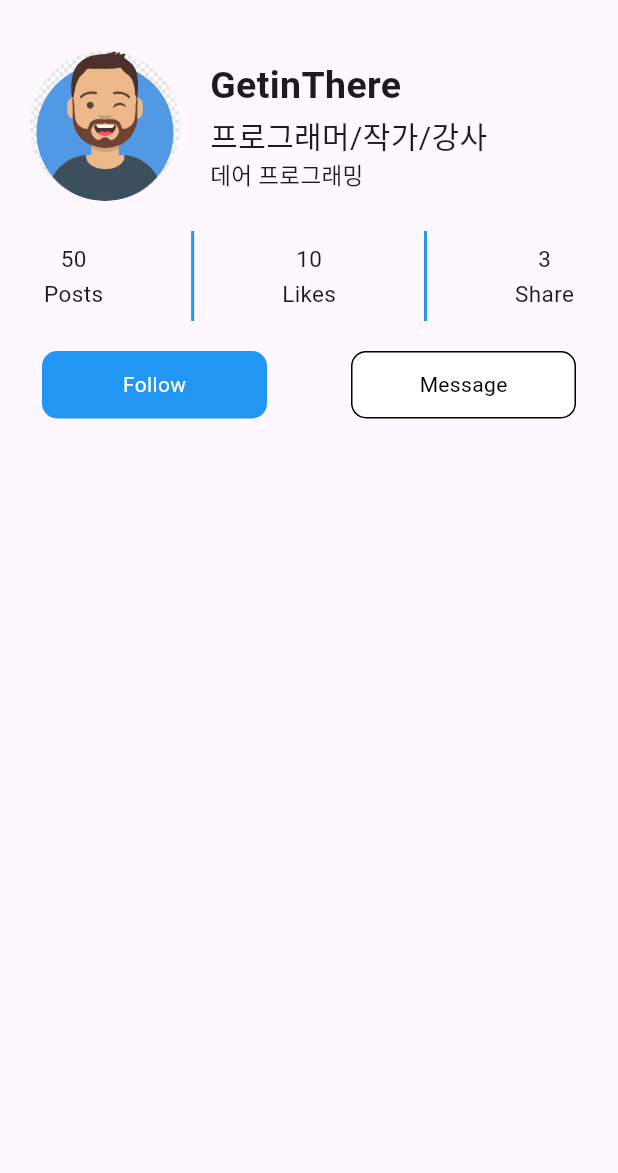
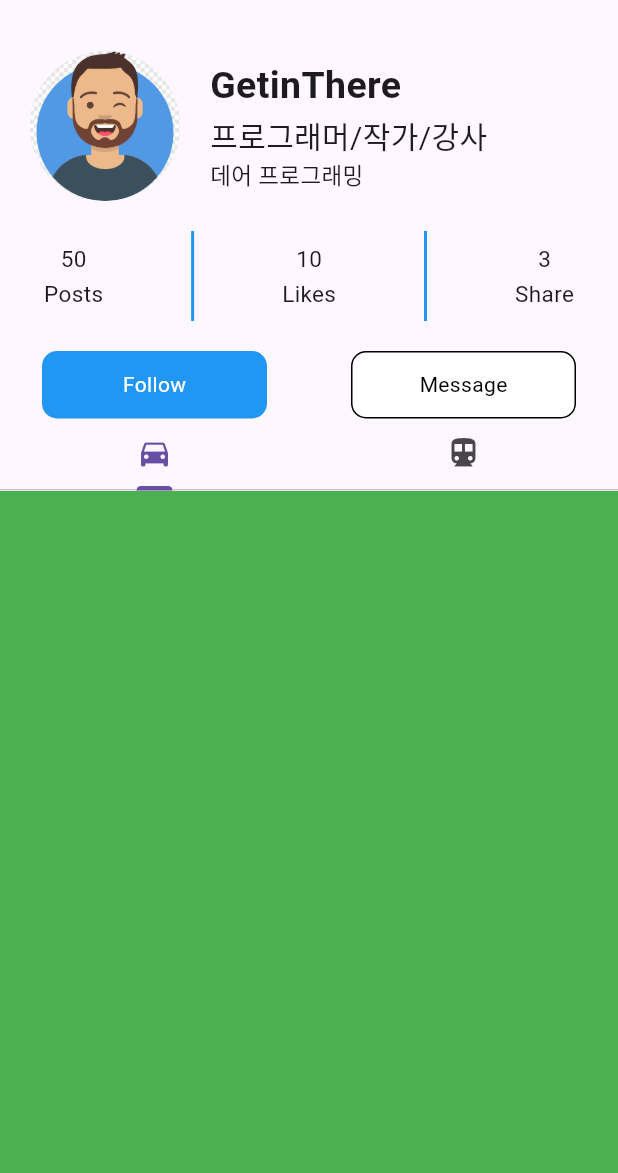
Before and after one commit to hyeonnnit/flutter_profileApp_scroll, a Flutter app: the screen it shows after launch, on a phone screen of 412 x 824 dp, the part 63-1236 px from its top. Run offline on Flutter 3.47's test engine with Material 3 defaults, Android fonts, the phone set to English and light mode, and no system bars.

Commit message:
profile_tab / SingleTickerProviderStateMixin, _buildTabBar, _buildTabBarView

```diff
--- a/lib/components/profile_tab.dart
+++ b/lib/components/profile_tab.dart
@@ -1,25 +1,48 @@
+import 'package:flutter/cupertino.dart';
 import 'package:flutter/material.dart';
 
 class ProfileTab extends StatefulWidget {
-
   @override
   _ProfileTabState createState() => _ProfileTabState();
 }
 
-class _ProfileTabState extends State<ProfileTab> {
+class _ProfileTabState extends State<ProfileTab>
+    with SingleTickerProviderStateMixin {
+  TabController? _tabController;
+
+  @override
+  void initState() {
+    super.initState();
+    _tabController = new TabController(length: 2, vsync: this);
+  }
+
   @override
   Widget build(BuildContext context) {
     return Column(
       children: [
         _buildTabBar(),
-        _buildTabBarView(),
+        Expanded(child: _buildTabBarView()),
       ],
     );
   }
-  Widget _buildTabBar(){
-    return SizedBox();
+
+  Widget _buildTabBar() {
+    return TabBar(
+      controller: _tabController,
+      tabs: [
+        Tab(icon: Icon(Icons.directions_car)),
+        Tab(icon: Icon(Icons.directions_transit)),
+      ],
+    );
   }
-  Widget _buildTabBarView(){
-    return SizedBox();
+
+  Widget _buildTabBarView() {
+    return TabBarView(
+      controller: _tabController,
+      children: [
+        Container(color: Colors.green),
+        Container(color: Colors.red),
+      ],
+    );
   }
 }
```
